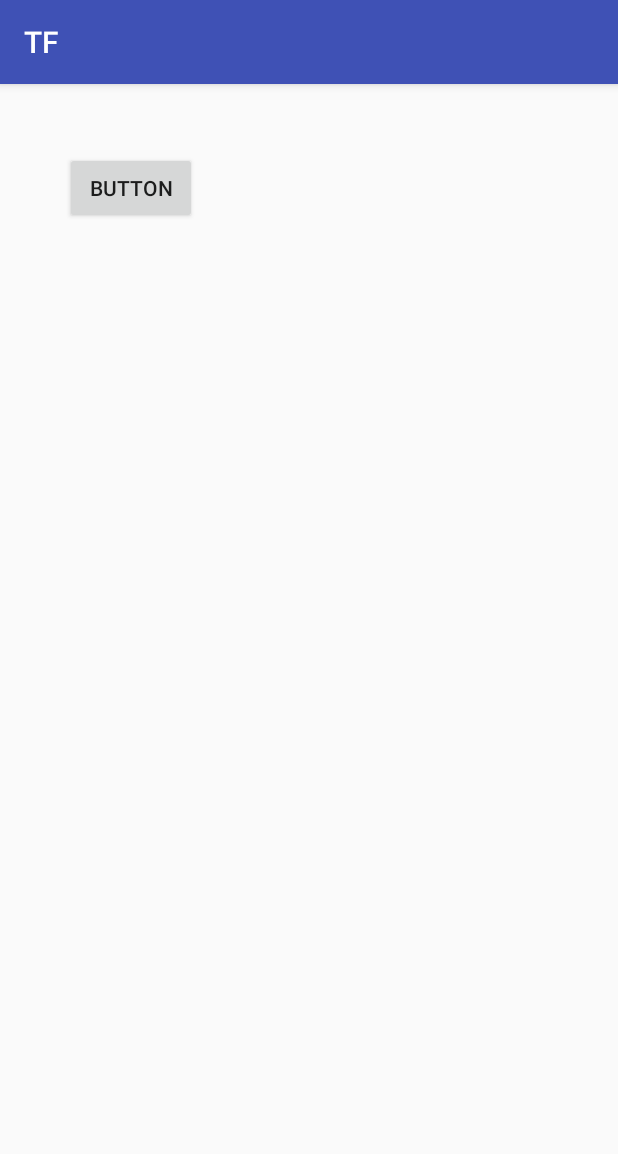
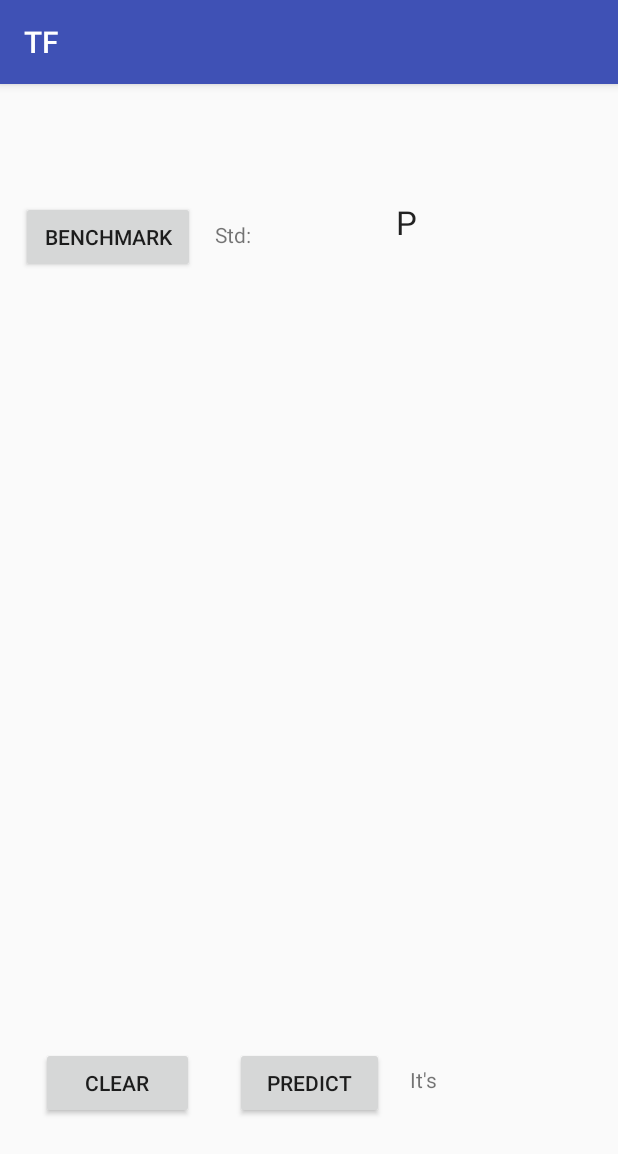
Before and after one commit to bulletcross/TF_vs_Deep, an Android app: the screen it shows after launch (MainActivity), on a phone screen of 412 x 824 dp. Shown: the top 1154 px of the screen. Run offline under Robolectric (Android 15) with nearby library versions, the phone set to English and light mode, and no system bars.

Commit message:
layout update

```diff
--- a/TF/app/build.gradle
+++ b/TF/app/build.gradle
@@ -2,12 +2,12 @@ apply plugin: 'com.android.application'
 apply plugin: 'kotlin-android'
 
 android {
-    compileSdkVersion 26
+    compileSdkVersion 24
     buildToolsVersion "26.0.2"
     defaultConfig {
         applicationId "com.bulletcross.vishal.tf"
         minSdkVersion 24
-        targetSdkVersion 26
+        targetSdkVersion 24
         versionCode 1
         versionName "1.0"
         testInstrumentationRunner "android.support.test.runner.AndroidJUnitRunner"
@@ -18,10 +18,12 @@ android {
             proguardFiles getDefaultProguardFile('proguard-android.txt'), 'proguard-rules.pro'
         }
     }
+    productFlavors {
+    }
 }
 
 dependencies {
-    implementation fileTree(dir: 'libs', include: ['*.jar'])
+    implementation fileTree(include: ['*.jar'], dir: 'libs')
     implementation 'com.android.support:appcompat-v7:26.1.0'
     implementation 'com.android.support.constraint:constraint-layout:1.0.2'
     testImplementation 'junit:junit:4.12'
--- a/TF/app/src/main/res/layout/activity_main.xml
+++ b/TF/app/src/main/res/layout/activity_main.xml
@@ -4,15 +4,105 @@
     xmlns:tools="http://schemas.android.com/tools"
     android:layout_width="match_parent"
     android:layout_height="match_parent"
-    tools:context="com.bulletcross.vishal.tf.MainActivity">
+    tools:context="com.bulletcross.vishal.tf.MainActivity"
+    tools:layout_editor_absoluteY="81dp">
 
     <Button
         android:id="@+id/button"
-        android:layout_width="wrap_content"
-        android:layout_height="wrap_content"
-        android:layout_marginStart="43dp"
-        android:layout_marginTop="45dp"
-        android:text="Button"
+        android:layout_width="116dp"
+        android:layout_height="48dp"
+        android:layout_marginBottom="8dp"
+        android:layout_marginEnd="8dp"
+        android:layout_marginStart="8dp"
+        android:layout_marginTop="8dp"
+        android:text="Benchmark"
+        app:layout_constraintBottom_toTopOf="@+id/draw"
+        app:layout_constraintEnd_toStartOf="@+id/textView2"
         app:layout_constraintStart_toStartOf="parent"
         app:layout_constraintTop_toTopOf="parent" />
+
+    <TextView
+        android:id="@+id/textView2"
+        android:layout_width="125dp"
+        android:layout_height="23dp"
+        android:layout_marginBottom="8dp"
+        android:layout_marginEnd="8dp"
+        android:layout_marginStart="8dp"
+        android:layout_marginTop="8dp"
+        android:text="Std:"
+        app:layout_constraintBottom_toTopOf="@+id/draw"
+        app:layout_constraintEnd_toEndOf="parent"
+        app:layout_constraintStart_toStartOf="parent"
+        app:layout_constraintTop_toTopOf="parent" />
+
+    <TextView
+        android:id="@+id/textView4"
+        android:layout_width="wrap_content"
+        android:layout_height="49dp"
+        android:layout_marginBottom="8dp"
+        android:layout_marginEnd="8dp"
+        android:layout_marginStart="8dp"
+        android:layout_marginTop="8dp"
+        android:text="P"
+        android:textAppearance="@android:style/TextAppearance.DeviceDefault.Large"
+        app:layout_constraintBottom_toTopOf="@+id/draw"
+        app:layout_constraintEnd_toEndOf="parent"
+        app:layout_constraintStart_toEndOf="@+id/button"
+        app:layout_constraintTop_toTopOf="parent" />
+
+    <com.bulletcross.vishal.tf.views.data_drawer
+        android:id="@+id/draw"
+        android:layout_width="match_parent"
+        android:layout_height="360dp"
+        android:layout_marginBottom="8dp"
+        android:layout_marginEnd="8dp"
+        android:layout_marginStart="8dp"
+        android:layout_marginTop="8dp"
+        android:layout_weight="1"
+        app:layout_constraintBottom_toBottomOf="parent"
+        app:layout_constraintEnd_toEndOf="parent"
+        app:layout_constraintStart_toStartOf="parent"
+        app:layout_constraintTop_toTopOf="parent" />
+
+    <Button
+        android:id="@+id/button2"
+        android:layout_width="99dp"
+        android:layout_height="wrap_content"
+        android:layout_marginBottom="8dp"
+        android:layout_marginEnd="8dp"
+        android:layout_marginStart="8dp"
+        android:layout_marginTop="8dp"
+        android:text="Predict"
+        app:layout_constraintBottom_toBottomOf="parent"
+        app:layout_constraintEnd_toEndOf="parent"
+        app:layout_constraintStart_toStartOf="parent"
+        app:layout_constraintTop_toBottomOf="@+id/draw" />
+
+    <Button
+        android:id="@+id/button3"
+        android:layout_width="102dp"
+        android:layout_height="wrap_content"
+        android:layout_marginBottom="8dp"
+        android:layout_marginEnd="8dp"
+        android:layout_marginStart="8dp"
+        android:layout_marginTop="8dp"
+        android:text="Clear"
+        app:layout_constraintBottom_toBottomOf="parent"
+        app:layout_constraintEnd_toStartOf="@+id/button2"
+        app:layout_constraintStart_toStartOf="parent"
+        app:layout_constraintTop_toBottomOf="@+id/draw" />
+
+    <TextView
+        android:id="@+id/textView5"
+        android:layout_width="122dp"
+        android:layout_height="24dp"
+        android:layout_marginBottom="8dp"
+        android:layout_marginEnd="8dp"
+        android:layout_marginStart="8dp"
+        android:layout_marginTop="8dp"
+        android:text="It's "
+        app:layout_constraintBottom_toBottomOf="parent"
+        app:layout_constraintEnd_toEndOf="parent"
+        app:layout_constraintStart_toEndOf="@+id/button2"
+        app:layout_constraintTop_toBottomOf="@+id/draw" />
 </android.support.constraint.ConstraintLayout>
```
